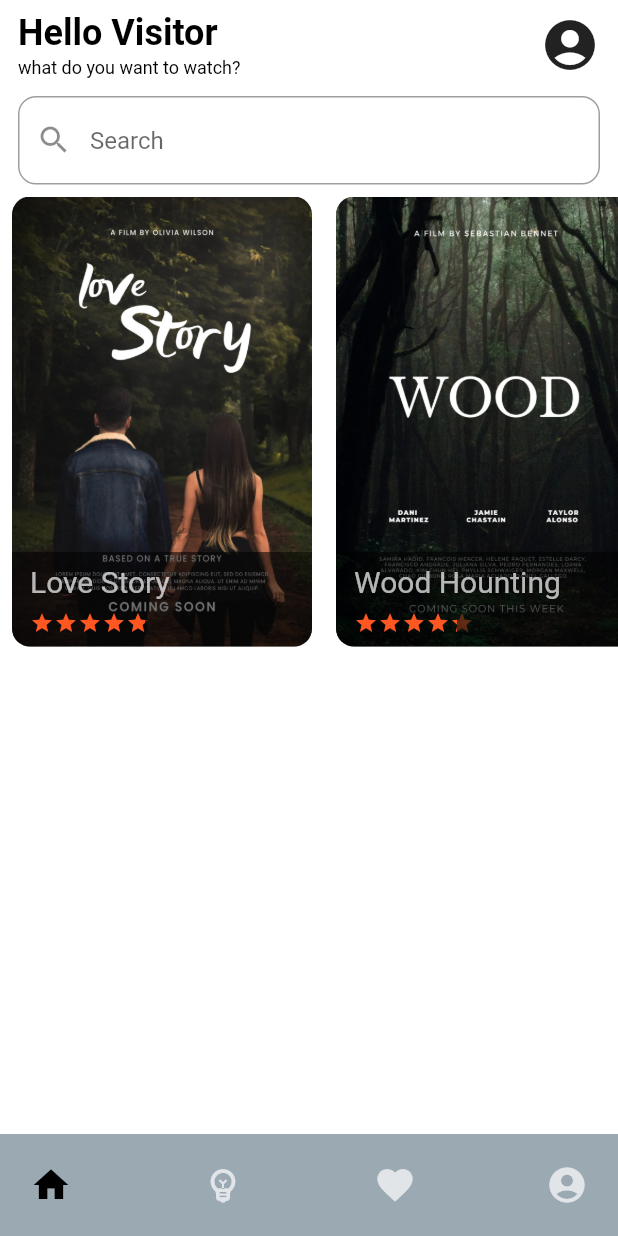
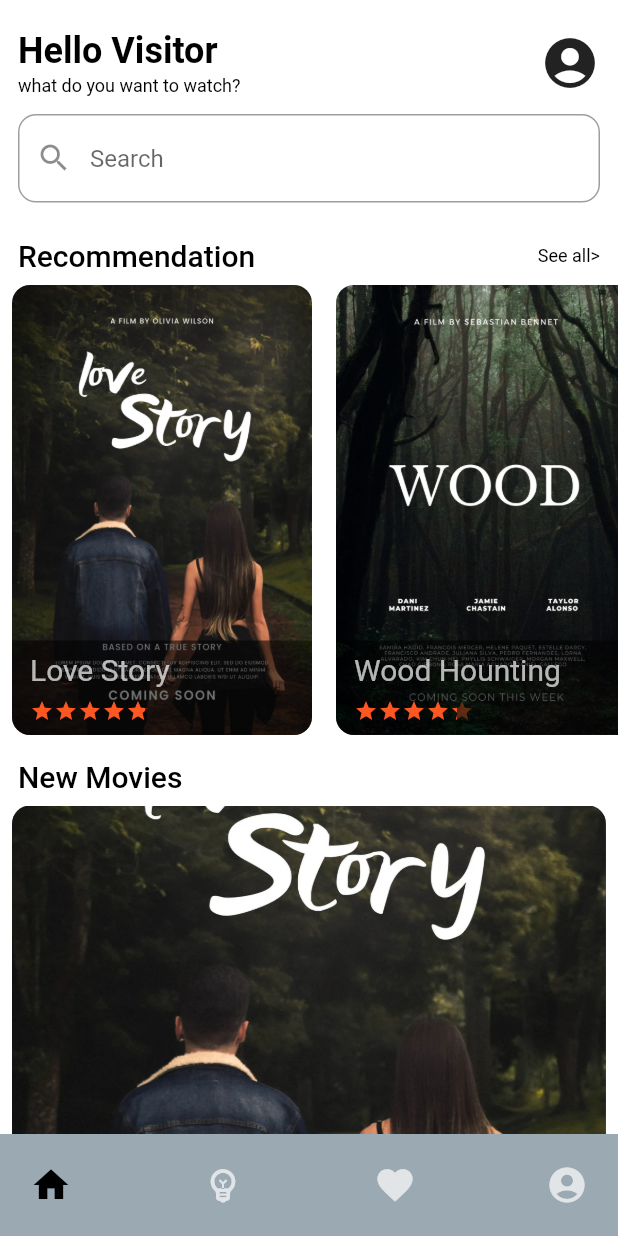
Before and after one commit to bilardos29/xtramiletest, a Flutter app: the screen it shows after launch, on a phone screen of 412 x 824 dp. Run offline on Flutter 3.47's test engine with Material 2 defaults, Android fonts, the phone set to English and light mode, and no system bars; drawn by our look-alikes of flutter_rating_bar; our stand-ins replace dio.

Commit message:
- add detail movie - add user review widget - update some component

```diff
--- a/lib/screens/home_page/view.dart
+++ b/lib/screens/home_page/view.dart
@@ -1,7 +1,10 @@
 import 'package:flutter/material.dart';
 import 'package:xtramilemobiletest/models/movie_model.dart';
+import 'package:xtramilemobiletest/screens/detail_movie/view.dart';
 import 'package:xtramilemobiletest/widgets/movie_card_big_widget.dart';
 import '../../widgets/header_widget.dart';
+import '../../widgets/headline_widget.dart';
+import '../../widgets/movie_card_list_widget.dart';
 
 class HomePage extends StatefulWidget {
   const HomePage({Key? key}) : super(key: key);
@@ -16,8 +19,11 @@ class _HomePageState extends State<HomePage> {
     return Stack(children: [
       ListView(
         children: [
+          const SizedBox(height: 12),
           const HeaderWidget(name: 'Visitor'),
-          Container(
+          const SizedBox(height: 8),
+          const HeadlineWidget(headline: "Recommendation"),
+          SizedBox(
             height: 300,
             child: ListView(
               shrinkWrap: true,
@@ -27,7 +33,14 @@ class _HomePageState extends State<HomePage> {
                     model: MovieModel(
                         title: "Love Story",
                         posterPath: "imgmovie1.png",
-                        voteAverage: 4.8)),
+                        voteAverage: 4.8),
+                    onClick: () {
+                      Navigator.push(
+                        context,
+                        MaterialPageRoute(
+                            builder: (context) => const DetailMoviePage()),
+                      );
+                    }),
                 MovieCardBig(
                     model: MovieModel(
                         title: "Wood Hounting",
@@ -41,6 +54,23 @@ class _HomePageState extends State<HomePage> {
               ],
             ),
           ),
+          const SizedBox(height: 8),
+          const HeadlineWidget(headline: "New Movies", isSingleLine: true),
+          ListView.builder(
+              shrinkWrap: true,
+              physics: const NeverScrollableScrollPhysics(),
+              itemCount: 5,
+              itemBuilder: (index, context) {
+                return Padding(
+                  padding: const EdgeInsets.only(bottom: 4),
+                  child: MovieCardListWidget(
+                    model: MovieModel(
+                        title: "Wood Hounting",
+                        posterPath: "imgmovie1.png",
+                        voteAverage: 3.5),
+                  ),
+                );
+              })
         ],
       ),
     ]);
--- a/lib/screens/main_app_page.dart
+++ b/lib/screens/main_app_page.dart
@@ -1,6 +1,7 @@
 import 'package:flutter/material.dart';
 import 'package:xtramilemobiletest/screens/main_controller.dart';
 import 'package:provider/provider.dart';
+import 'package:xtramilemobiletest/utils/color.dart';
 import 'package:xtramilemobiletest/widgets/bottom_menu_widget.dart';
 
 class MainAppPage extends StatefulWidget {
@@ -18,6 +19,7 @@ class _MainAppPageState extends State<MainAppPage> {
     controller = Provider.of<MainController>(context);
     return Scaffold(
       bottomNavigationBar: BottomMenuWidget(),
+      backgroundColor: Colors.white,
       body: SafeArea(
         child: controller.screen,
       ),
--- /dev/null
+++ b/lib/widgets/headline_widget.dart
@@ -0,0 +1,35 @@
+import 'package:flutter/material.dart';
+
+class HeadlineWidget extends StatelessWidget {
+  final String headline;
+  final bool isSingleLine;
+
+  const HeadlineWidget(
+      {required this.headline, this.isSingleLine = false, Key? key})
+      : super(key: key);
+
+  @override
+  Widget build(BuildContext context) {
+    return Padding(
+      padding: const EdgeInsets.symmetric(horizontal: 12, vertical: 8),
+      child: Row(
+        mainAxisAlignment: MainAxisAlignment.spaceBetween,
+        crossAxisAlignment: CrossAxisAlignment.center,
+        children: [
+          Text(
+            headline,
+            style: const TextStyle(
+                fontSize: 20, color: Colors.black, fontWeight: FontWeight.w500),
+          ),
+          !isSingleLine
+              ? const Text("See all>",
+                  style: TextStyle(
+                      fontSize: 12,
+                      color: Colors.black,
+                      fontWeight: FontWeight.w400))
+              : const SizedBox(),
+        ],
+      ),
+    );
+  }
+}
--- a/lib/widgets/movie_card_big_widget.dart
+++ b/lib/widgets/movie_card_big_widget.dart
@@ -4,12 +4,16 @@ import 'package:xtramilemobiletest/models/movie_model.dart';
 
 class MovieCardBig extends StatelessWidget {
   final MovieModel model;
+  final VoidCallback? onClick;
 
-  const MovieCardBig({required this.model, Key? key}) : super(key: key);
+  const MovieCardBig({required this.model, this.onClick, Key? key})
+      : super(key: key);
 
   @override
   Widget build(BuildContext context) {
-    return Container(
+    return InkWell(
+      onTap: onClick ?? (){},
+      child: Container(
         width: 200,
         height: 300,
         decoration: BoxDecoration(
@@ -24,6 +28,7 @@ class MovieCardBig extends StatelessWidget {
             MovieCardDetail(
                 title: model.title ?? "", rate: model.voteAverage ?? 0),
           ],
+        ),
       ),
     );
   }
--- /dev/null
+++ b/lib/widgets/movie_card_list_widget.dart
@@ -0,0 +1,64 @@
+import 'package:flutter/material.dart';
+import 'package:flutter_rating_bar/flutter_rating_bar.dart';
+
+import '../models/movie_model.dart';
+
+class MovieCardListWidget extends StatelessWidget {
+  final MovieModel model;
+  final VoidCallback? onClick;
+
+  const MovieCardListWidget({required this.model, this.onClick, Key? key})
+      : super(key: key);
+
+  @override
+  Widget build(BuildContext context) {
+    return InkWell(
+      onTap: onClick ?? () {},
+      child: Container(
+        height: 300,
+        decoration: BoxDecoration(
+            image: DecorationImage(
+                image: AssetImage("images/${model.posterPath}"),
+                fit: BoxFit.cover),
+            borderRadius: BorderRadius.circular(12)),
+        margin: const EdgeInsets.symmetric(horizontal: 8),
+        child: Column(
+          mainAxisAlignment: MainAxisAlignment.end,
+          crossAxisAlignment: CrossAxisAlignment.start,
+          children: [
+            Padding(
+              padding: EdgeInsets.symmetric(horizontal: 12, vertical: 8),
+              child: Column(
+                  crossAxisAlignment: CrossAxisAlignment.start,
+                  children: [
+                    Text(model.title ?? "",
+                        style: const TextStyle(
+                            color: Colors.white,
+                            fontSize: 20,
+                            fontWeight: FontWeight.bold)),
+                    const SizedBox(height: 8),
+                    Row(
+                      children: [
+                        RatingBarIndicator(
+                          rating: model.voteAverage ?? 0,
+                          itemBuilder: (context, index) =>
+                              const Icon(Icons.star, color: Colors.deepOrange),
+                          itemCount: 5,
+                          itemSize: 16.0,
+                          unratedColor: Colors.deepOrange.withAlpha(90),
+                          direction: Axis.horizontal,
+                        ),
+                        const SizedBox(width: 8),
+                        Text("${model.voteAverage ?? ""}",
+                            style: const TextStyle(
+                                color: Colors.white70, fontSize: 14)),
+                      ],
+                    ),
+                  ]),
+            )
+          ],
+        ),
+      ),
+    );
+  }
+}
--- a/pubspec.yaml
+++ b/pubspec.yaml
@@ -30,6 +30,7 @@ flutter:
   assets:
      - images/imgmovie1.png
      - images/imgmovie2.png
+     - images/imgProfile1.jpeg
 
   # An image asset can refer to one or more resolution-specific "variants", see
   # https://flutter.dev/assets-and-images/#resolution-aware
```
Also changed, not shown: lib/screens/detail_movie/view.dart (added, +137 -0 lines), lib/widgets/user_review_widget.dart (added, +75 -0 lines), images/imgProfile1.jpeg (added). Lines whose indentation alone changed are shown as unchanged.
